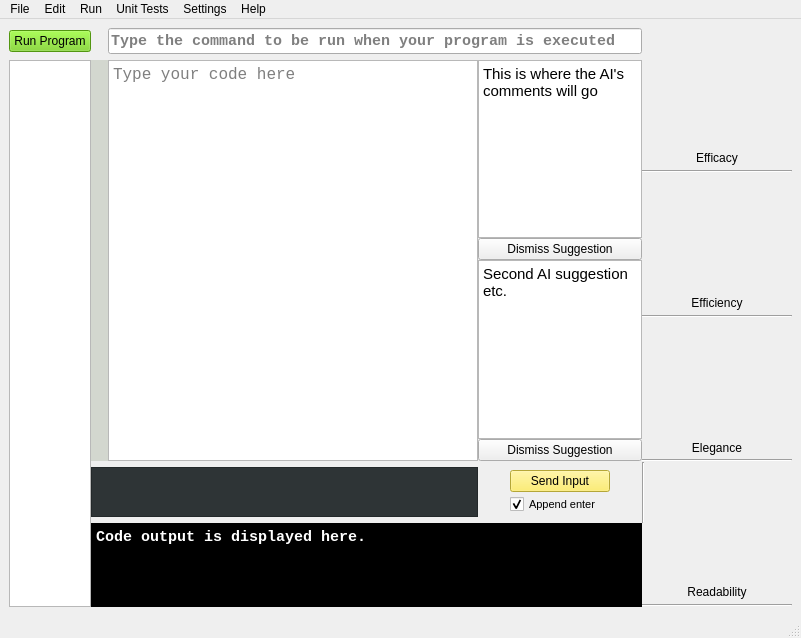
First picture: the form in version2.ui, repository starswap/MLProgrammingIDE, before the edit.
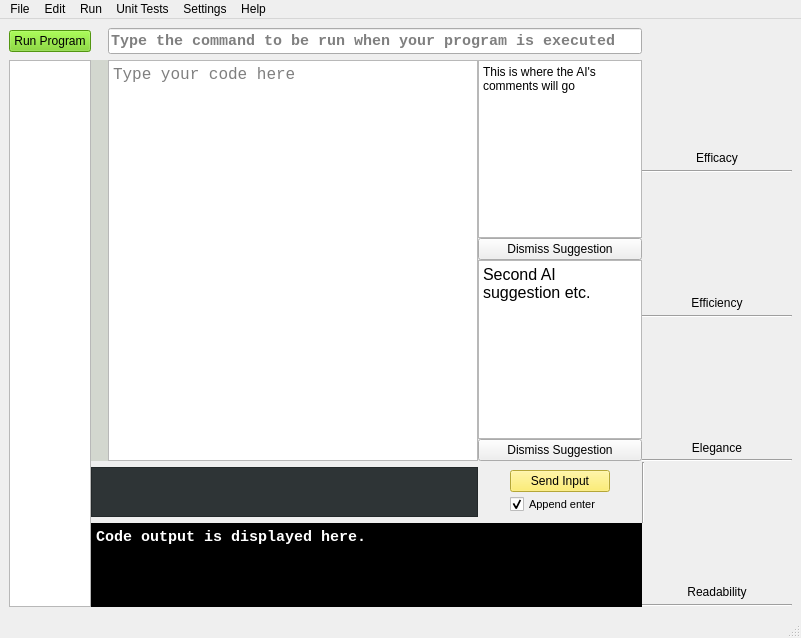
Second picture: the form after the edit. Custom widgets are drawn as their Qt base class.

Patch:
```diff
--- a/version2.ui
+++ b/version2.ui
@@ -491,20 +491,15 @@
          <enum>QLayout::SetFixedSize</enum>
         </property>
         <item>
-         <widget class="QTextBrowser" name="textBrowser">
+         <widget class="QPlainTextEdit" name="plainTextEdit">
           <property name="font">
            <font>
             <weight>50</weight>
             <bold>false</bold>
            </font>
           </property>
-          <property name="html">
-           <string>&lt;!DOCTYPE HTML PUBLIC &quot;-//W3C//DTD HTML 4.0//EN&quot; &quot;http://www.w3.org/TR/REC-html40/strict.dtd&quot;&gt;
-&lt;html&gt;&lt;head&gt;&lt;meta name=&quot;qrichtext&quot; content=&quot;1&quot; /&gt;&lt;style type=&quot;text/css&quot;&gt;
-p, li { white-space: pre-wrap; }
-&lt;/style&gt;&lt;/head&gt;&lt;body style=&quot; font-family:'Ubuntu'; font-size:11pt; font-weight:400; font-style:normal;&quot;&gt;
-&lt;p style=&quot; margin-top:0px; margin-bottom:0px; margin-left:0px; margin-right:0px; -qt-block-indent:0; text-indent:0px;&quot;&gt;This is where the AI's comments will go&lt;/p&gt;
-&lt;p style=&quot; margin-top:0px; margin-bottom:0px; margin-left:0px; margin-right:0px; -qt-block-indent:0; text-indent:0px;&quot;&gt;		&lt;/p&gt;&lt;/body&gt;&lt;/html&gt;</string>
+          <property name="plainText">
+           <string>This is where the AI's comments will go</string>
           </property>
          </widget>
         </item>
@@ -518,18 +513,14 @@
        </layout>
       </item>
       <item>
-       <widget class="QTextBrowser" name="textBrowser_2">
+       <widget class="QPlainTextEdit" name="plainTextEdit_2">
         <property name="font">
          <font>
           <pointsize>12</pointsize>
          </font>
         </property>
-        <property name="html">
-         <string>&lt;!DOCTYPE HTML PUBLIC &quot;-//W3C//DTD HTML 4.0//EN&quot; &quot;http://www.w3.org/TR/REC-html40/strict.dtd&quot;&gt;
-&lt;html&gt;&lt;head&gt;&lt;meta name=&quot;qrichtext&quot; content=&quot;1&quot; /&gt;&lt;style type=&quot;text/css&quot;&gt;
-p, li { white-space: pre-wrap; }
-&lt;/style&gt;&lt;/head&gt;&lt;body style=&quot; font-family:'Ubuntu'; font-size:12pt; font-weight:400; font-style:normal;&quot;&gt;
-&lt;p style=&quot; margin-top:0px; margin-bottom:0px; margin-left:0px; margin-right:0px; -qt-block-indent:0; text-indent:0px;&quot;&gt;&lt;span style=&quot; font-size:11pt;&quot;&gt;Second AI suggestion etc.	&lt;/span&gt;&lt;/p&gt;&lt;/body&gt;&lt;/html&gt;</string>
+        <property name="plainText">
+         <string>Second AI suggestion etc.</string>
         </property>
        </widget>
       </item>
```
